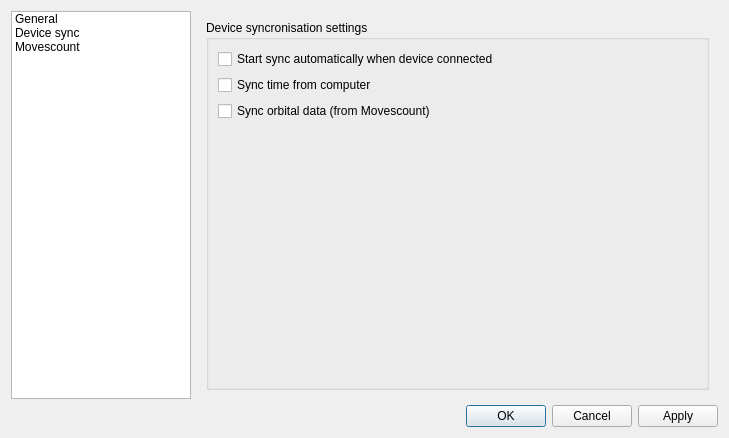
First picture: the form in src/openambit/settingsdialog.ui, repository centic9/openambit-ppa, before the edit.
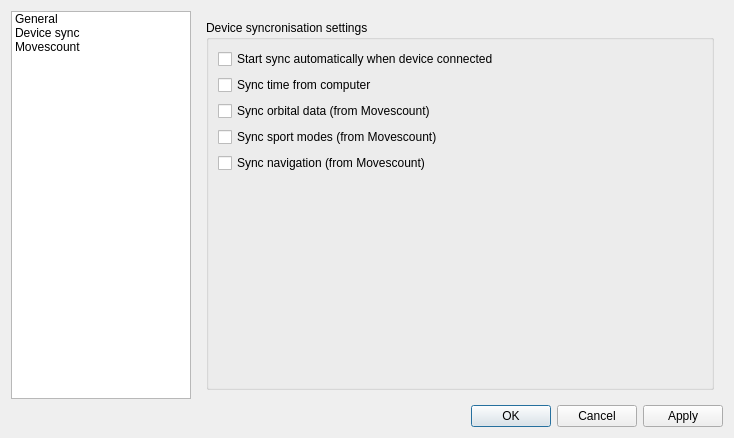
Second picture: the form after the edit. Icons and pictures are not drawn.

```diff
--- a/src/openambit/settingsdialog.ui
+++ b/src/openambit/settingsdialog.ui
@@ -6,7 +6,7 @@
    <rect>
     <x>0</x>
     <y>0</y>
-    <width>729</width>
+    <width>734</width>
     <height>438</height>
    </rect>
   </property>
@@ -151,6 +151,20 @@
                 </property>
                </widget>
               </item>
+              <item row="4" column="0">
+               <widget class="QCheckBox" name="checkBoxSyncSportsMode">
+                <property name="text">
+                 <string>Sync sport modes (from Movescount)</string>
+                </property>
+               </widget>
+              </item>
+              <item row="5" column="0">
+               <widget class="QCheckBox" name="checkBoxSyncNavigation">
+                <property name="text">
+                 <string>Sync navigation (from Movescount)</string>
+                </property>
+               </widget>
+              </item>
              </layout>
             </widget>
            </item>
```
Left out of the diff: 9 changed lines with no effect on the pictures.
